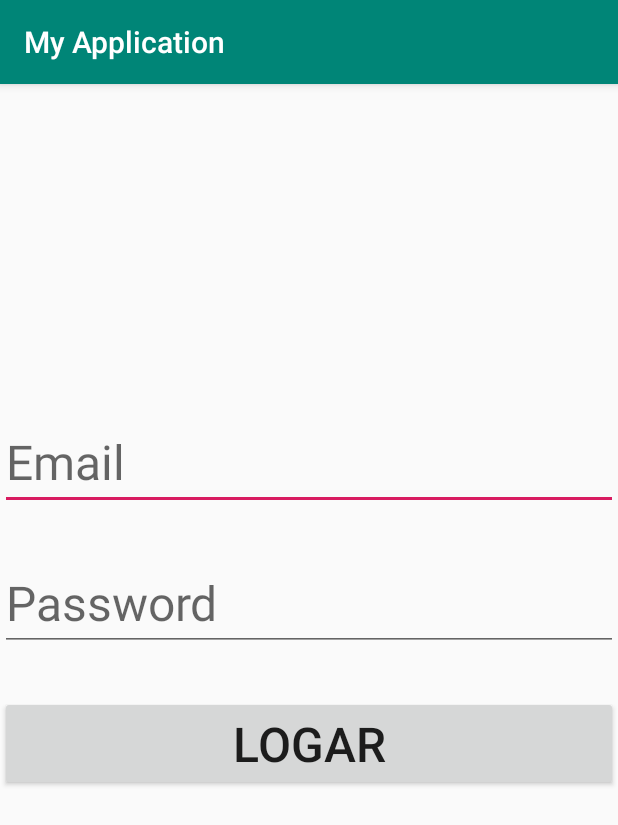
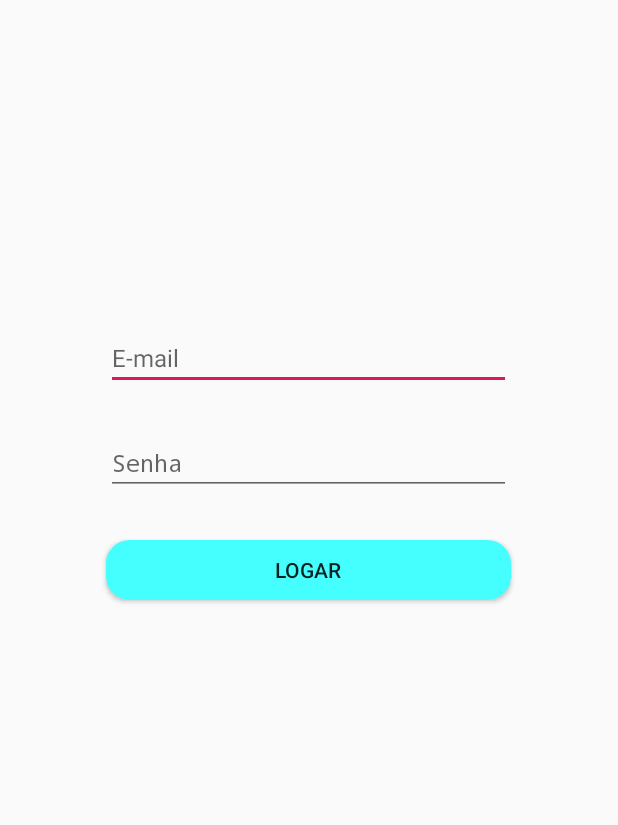
Before and after one commit to MateusSpengler/PI, an Android app: the screen it shows after launch (Login_Activity), on a phone screen of 412 x 824 dp. Shown: the top 825 px of the screen. Run offline under Robolectric (Android 15) with nearby library versions, the phone set to English and light mode, and no system bars.

Commit message:
Layout mpdofocado

```diff
--- a/app/src/main/java/com/example/myapplication/Login_Activity.java
+++ b/app/src/main/java/com/example/myapplication/Login_Activity.java
@@ -2,6 +2,7 @@ package com.example.myapplication;
 
 import androidx.appcompat.app.AppCompatActivity;
 
+import android.app.Activity;
 import android.content.Intent;
 import android.os.Bundle;
 import android.view.View;
@@ -9,7 +10,7 @@ import android.widget.Button;
 import android.widget.EditText;
 import android.widget.Toast;
 
-public class Login_Activity extends AppCompatActivity {
+public class Login_Activity extends Activity {
 
     EditText et_email,et_password;
     Button btn_login;
@@ -21,6 +22,7 @@ DPHelper dp;
     protected void onCreate(Bundle savedInstanceState) {
         super.onCreate(savedInstanceState);
         setContentView(R.layout.activity_login_);
+
 
         dp = new DPHelper(this);
 
--- /dev/null
+++ b/app/src/main/res/drawable/buttonshape.xml
@@ -0,0 +1,28 @@
+<?xml version="1.0" encoding="utf-8"?>
+<shape xmlns:android="http://schemas.android.com/apk/res/android" android:shape="rectangle" >
+    <corners
+        android:radius="14dp"
+        />
+    <gradient
+        android:angle="45"
+        android:centerX="35%"
+        android:centerColor="#45FFFF"
+        android:startColor="#45FFFF"
+        android:endColor="#45FFFF"
+        android:type="linear"
+        />
+    <padding
+        android:left="0dp"
+        android:top="0dp"
+        android:right="0dp"
+        android:bottom="0dp"
+        />
+    <size
+        android:width="200dp"
+        android:height="40dp"
+        />
+    <stroke
+        android:width="3dp"
+        android:color="#45FFFF"
+        />
+</shape>
--- /dev/null
+++ b/app/src/main/res/drawable/fundo_branco.xml
@@ -0,0 +1,7 @@
+<shape xmlns:android="http://schemas.android.com/apk/res/android" android:shape="rectangle" >
+    <gradient
+        android:type="linear"
+        android:startColor="#FFFFFFFF"
+        android:endColor="#FF008080"
+        android:angle="45"/>
+</shape>
--- a/app/src/main/res/layout/activity_login_.xml
+++ b/app/src/main/res/layout/activity_login_.xml
@@ -9,24 +9,29 @@
     tools:context=".Login_Activity">
 
     <EditText android:id="@+id/lgn_email"
-        android:layout_width="match_parent"
-        android:layout_height="wrap_content"
-        android:textSize="32dp"
-        android:hint="Email"
-        android:layout_marginTop="220dp"/>
+        android:layout_width="270dp"
+        android:layout_height="40dp"
+        android:textSize="16dp"
+        android:hint="E-mail"
+        android:layout_gravity="center"
+        android:layout_marginTop="220dp"
+        android:inputType="textEmailAddress"/>
 
     <EditText android:id="@+id/lgn_password"
-        android:layout_width="match_parent"
-        android:layout_height="wrap_content"
-        android:textSize="32dp"
-        android:hint="Password"
-        android:layout_marginTop="30dp"/>
+        android:layout_width="270dp"
+        android:layout_height="40dp"
+        android:textSize="16dp"
+        android:hint="Senha"
+        android:layout_gravity="center"
+        android:layout_marginTop="30dp"
+        android:inputType="textPassword"/>
 
     <Button android:id="@+id/lgn_login"
-        android:layout_width="match_parent"
-        android:layout_height="wrap_content"
-        android:textSize="32dp"
+        android:layout_width="270dp"
+        android:layout_height="40dp"
         android:text="Logar"
+        android:layout_gravity="center"
+        android:background="@drawable/buttonshape"
         android:layout_marginTop="30dp"/>
 
 
--- a/app/src/main/res/values/colors.xml
+++ b/app/src/main/res/values/colors.xml
@@ -1,6 +1,6 @@
 <?xml version="1.0" encoding="utf-8"?>
 <resources>
-    <color name="colorPrimary">#008577</color>
+    <color name="colorPrimary">#000000</color>
     <color name="colorPrimaryDark">#00574B</color>
     <color name="colorAccent">#D81B60</color>
 </resources>
--- a/app/src/main/res/values/styles.xml
+++ b/app/src/main/res/values/styles.xml
@@ -4,7 +4,7 @@
     <style name="AppTheme" parent="Theme.AppCompat.Light.DarkActionBar">
         <!-- Customize your theme here. -->
         <item name="colorPrimary">@color/colorPrimary</item>
-        <item name="colorPrimaryDark">@color/colorPrimaryDark</item>
+        <item name="colorPrimaryDark">@color/colorPrimary</item>
         <item name="colorAccent">@color/colorAccent</item>
     </style>
 
```
